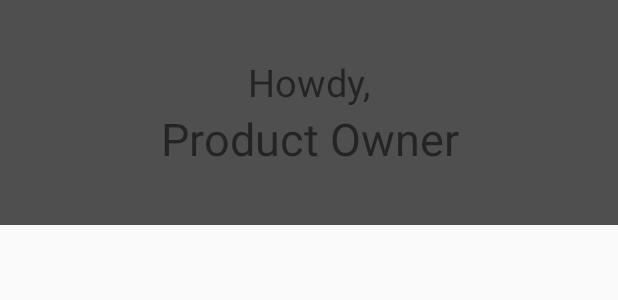
After one commit to dukotron/HMS-CM-Division, an Android app: the layout nav_drawer_header.xml on its own in the app's theme, with its tools: preview values and no code run, on a phone screen of 412 x 824 dp. The commit adds this screen. Shown: the top 300 px of the screen. Run offline under Robolectric (Android 15) with nearby library versions, the phone set to English and light mode, and no system bars.

Commit message:
Add navigation drawer

```diff
--- a/TestDesign/app/build.gradle
+++ b/TestDesign/app/build.gradle
@@ -22,6 +22,7 @@ dependencies {
     implementation fileTree(dir: 'libs', include: ['*.jar'])
     implementation 'com.android.support:appcompat-v7:28.0.0'
     implementation 'com.android.support.constraint:constraint-layout:1.1.3'
+    implementation 'com.android.support:support-v4:28.0.0'
     testImplementation 'junit:junit:4.12'
     androidTestImplementation 'com.android.support.test:runner:1.0.2'
     androidTestImplementation 'com.android.support.test.espresso:espresso-core:3.0.2'
--- a/TestDesign/app/src/main/AndroidManifest.xml
+++ b/TestDesign/app/src/main/AndroidManifest.xml
@@ -9,6 +9,8 @@
         android:roundIcon="@mipmap/ic_launcher_round"
         android:supportsRtl="true"
         android:theme="@style/AppTheme">
+        <activity android:name=".NavigationActivity">
+        </activity>
         <activity android:name=".MainActivity">
             <intent-filter>
                 <action android:name="android.intent.action.MAIN" />
--- a/TestDesign/app/src/main/res/drawable/gradient.xml
+++ b/TestDesign/app/src/main/res/drawable/gradient.xml
@@ -2,8 +2,8 @@
 <shape xmlns:android="http://schemas.android.com/apk/res/android"
     android:shape="rectangle">
     <gradient
-        android:startColor="#06A4A2"
-        android:endColor="#69BE69"
+        android:startColor="#1cefff"
+        android:endColor="#c0c0aa"
         android:angle="90" />
 
 
--- /dev/null
+++ b/TestDesign/app/src/main/res/layout/nav_drawer_header.xml
@@ -0,0 +1,25 @@
+<?xml version="1.0" encoding="utf-8"?>
+<LinearLayout
+    xmlns:android="http://schemas.android.com/apk/res/android"
+    android:layout_width="match_parent"
+    android:layout_height="@dimen/nav_drawer_header_size"
+    android:orientation="vertical"
+    android:gravity="center"
+    android:background="#4f4f4f">
+
+    <TextView
+        android:id="@+id/textView"
+        android:layout_width="match_parent"
+        android:layout_height="wrap_content"
+        android:text="Howdy,"
+        android:textSize="25sp"
+        android:gravity="center"/>
+
+    <TextView
+        android:id="@+id/textView2"
+        android:layout_width="match_parent"
+        android:layout_height="wrap_content"
+        android:text="Product Owner"
+        android:textSize="30sp"
+        android:gravity="center"/>
+</LinearLayout>
--- a/TestDesign/app/src/main/res/values/colors.xml
+++ b/TestDesign/app/src/main/res/values/colors.xml
@@ -3,4 +3,5 @@
     <color name="colorPrimary">#085042</color>
     <color name="colorPrimaryDark">#00574B</color>
     <color name="colorAccent">#D81B60</color>
+    <color name="colorWhiteTransparent">#8BFFFFFF</color>
 </resources>
--- /dev/null
+++ b/TestDesign/app/src/main/res/values/dimens.xml
@@ -0,0 +1,5 @@
+<?xml version="1.0" encoding="utf-8"?>
+<resources>
+    <dimen name="nav_drawer_header_size">150dp</dimen>
+
+</resources>
--- a/TestDesign/app/src/main/res/values/strings.xml
+++ b/TestDesign/app/src/main/res/values/strings.xml
@@ -1,3 +1,5 @@
 <resources>
     <string name="app_name">TestDesign1.0</string>
+    <string name="logout">Log out</string>
+    <string name="test_btn">Test btn</string>
 </resources>
--- a/TestDesign/build.gradle
+++ b/TestDesign/build.gradle
@@ -7,7 +7,7 @@ buildscript {
 
     }
     dependencies {
-        classpath 'com.android.tools.build:gradle:3.3.0'
+        classpath 'com.android.tools.build:gradle:3.3.2'
 
         // NOTE: Do not place your application dependencies here; they belong
         // in the individual module build.gradle files
```
Also changed, not shown: TestDesign/app/src/main/java/com/example/testdesign10/NavigationActivity.java (added, +74 -0 lines), TestDesign/app/src/main/res/drawable/ic_menu_black_24dp.xml (added, +9 -0 lines), TestDesign/app/src/main/res/layout/activity_login.xml (+5 -3 lines), TestDesign/app/src/main/res/layout/activity_navigation.xml (added, +39 -0 lines), TestDesign/app/src/main/res/layout/toolbar.xml (added, +17 -0 lines), TestDesign/app/src/main/res/menu/drawer_view.xml (added, +13 -0 lines).
